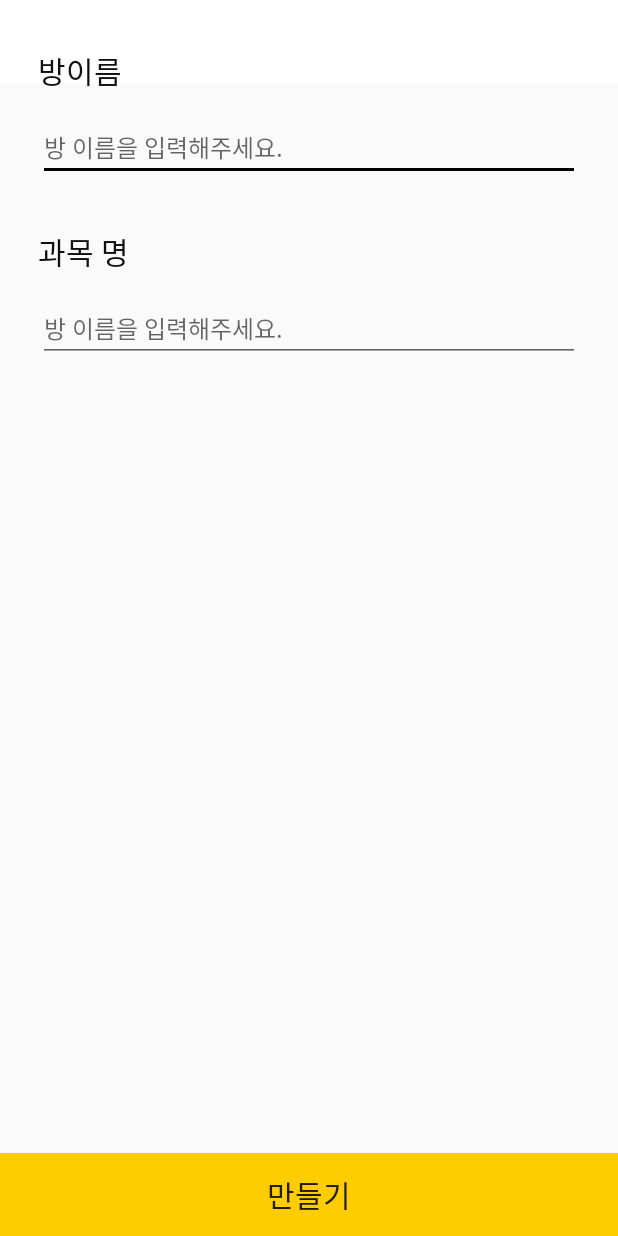
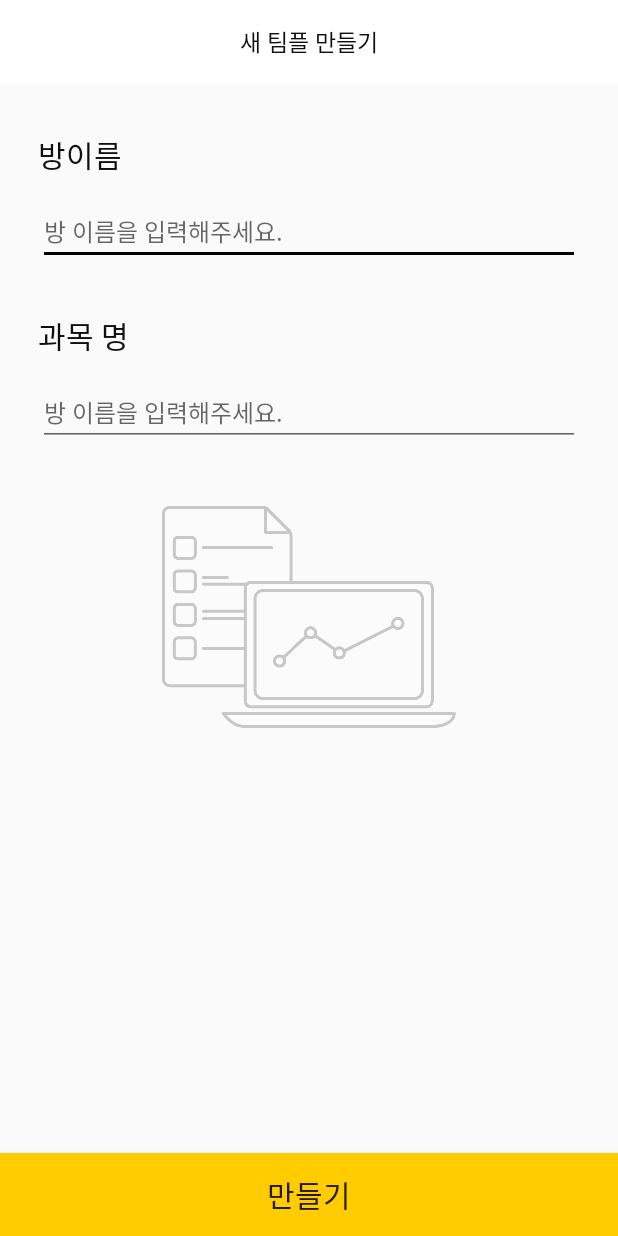
Before and after one commit to quarl894/DITO, an Android app: the layout activity_create.xml on its own in the app's theme, with its tools: preview values and no code run, on a phone screen of 412 x 824 dp. Run offline under Robolectric (Android 15) with nearby library versions, the phone set to English and light mode, and no system bars.

Commit message:
statusbar 추가

```diff
--- a/app/src/main/java/com/example/youngjung/dito/DefaultAppliction.java
+++ b/app/src/main/java/com/example/youngjung/dito/DefaultAppliction.java
@@ -4,6 +4,8 @@ import android.app.Activity;
 import android.app.Application;
 import android.content.Context;
 import android.util.DisplayMetrics;
+import android.view.View;
+import android.view.Window;
 
 import com.example.youngjung.dito.Adapter.KakaoSDKAdapter;
 import com.kakao.auth.KakaoSDK;
--- a/app/src/main/java/com/example/youngjung/dito/View/FinishActivity.java
+++ b/app/src/main/java/com/example/youngjung/dito/View/FinishActivity.java
@@ -11,5 +11,6 @@ public class FinishActivity extends BaseActivity {
     protected void onCreate(@Nullable Bundle savedInstanceState) {
         super.onCreate(savedInstanceState);
         setContentView(R.layout.activity_finish);
+        statusbar();
     }
 }
--- a/app/src/main/res/layout/activity_create.xml
+++ b/app/src/main/res/layout/activity_create.xml
@@ -1,31 +1,26 @@
 <?xml version="1.0" encoding="utf-8"?>
 <RelativeLayout
     xmlns:android="http://schemas.android.com/apk/res/android" android:layout_width="match_parent"
-    android:layout_height="match_parent"
-    android:orientation="vertical">
+    android:layout_height="match_parent">
 
     <include layout="@layout/toolbar"
-        android:id="@+id/include_layout" >
-    <!--<android.support.v7.widget.Toolbar-->
-        <!--android:id="@+id/toolbar"-->
-        <!--android:layout_width="match_parent"-->
-        <!--android:layout_height="wrap_content"-->
-        <!--android:layout_alignParentTop="true"-->
-        <!--android:background="@color/yello">-->
+        android:id="@+id/include_layout" />
     <TextView
         android:layout_width="match_parent"
-        android:layout_height="wrap_content"
-        android:gravity="center_horizontal"
+        android:layout_height="56dp"
         android:textSize="15sp"
         android:textColor="#0f0f0f"
         android:text="새 팀플 만들기"
-        android:layout_gravity="center"
+        android:gravity="center"
         android:id="@+id/toolbar_title" />
-    </include>
+
+    <FrameLayout
+        android:layout_width="match_parent"
+        android:layout_height="match_parent"
+        android:layout_below="@+id/include_layout">
 
     <LinearLayout
         android:id="@+id/linear"
-        android:layout_below="@+id/toolbar"
         android:layout_width="match_parent"
         android:layout_height="match_parent"
         android:orientation="vertical"
@@ -62,13 +57,22 @@
             android:textSize="16sp"
             android:textColor="#111111"
             android:hint="방 이름을 입력해주세요." />
+        <ImageView
+            android:layout_gravity="center"
+            android:layout_width="wrap_content"
+            android:layout_height="wrap_content"
+            android:layout_marginTop="40dp"
+            android:src="@drawable/img_create" />
     </LinearLayout>
+
         <Button
-        android:layout_alignBottom="@+id/linear"
+            android:layout_gravity="bottom"
             android:id="@+id/btn_finish"
             android:layout_width="match_parent"
             android:layout_height="55dp"
             android:text="만들기"
             android:textSize="20sp"
             android:background="@color/yello" />
+    </FrameLayout>
+
 </RelativeLayout>
--- a/app/src/main/res/values/colors.xml
+++ b/app/src/main/res/values/colors.xml
@@ -12,6 +12,6 @@
     <color name="brownish_grey">#666666</color>
     <color name="very_light_pink">#bfbfbf</color>
 
-    <color name="transport">#26000000</color>
+    <color name="transport">#4D000000</color>
     <color name="transport2">#00000000</color>
 </resources>
--- a/app/src/main/res/values/styles.xml
+++ b/app/src/main/res/values/styles.xml
@@ -6,6 +6,16 @@
         <item name="colorPrimary">@color/colorPrimary</item>
         <item name="colorPrimaryDark">@color/colorPrimaryDark</item>
         <item name="colorAccent">@color/black</item>
+        <item name="android:statusBarColor">@color/transport2</item>
     </style>
 
+    <style name="yellow_statusbar" parent="Theme.AppCompat.Light.NoActionBar">
+        <!-- Customize your theme here. -->
+        <item name="colorPrimary">@color/colorPrimary</item>
+        <item name="colorPrimaryDark">@color/colorPrimaryDark</item>
+        <item name="colorAccent">@color/black</item>
+        <item name="android:statusBarColor">@color/yello</item>
+    </style>
+
+
 </resources>
```
Also changed, not shown: app/src/main/AndroidManifest.xml (+6 -3 lines), app/src/main/java/com/example/youngjung/dito/BaseActivity.java (+11 -1 lines), app/src/main/java/com/example/youngjung/dito/View/CreateActivity.java (+6 -2 lines), app/src/main/java/com/example/youngjung/dito/View/MainActivity.java (+8 -1 lines), app/src/main/res/layout/activity_main.xml (+6 -7 lines). Lines whose indentation alone changed are shown as unchanged.
